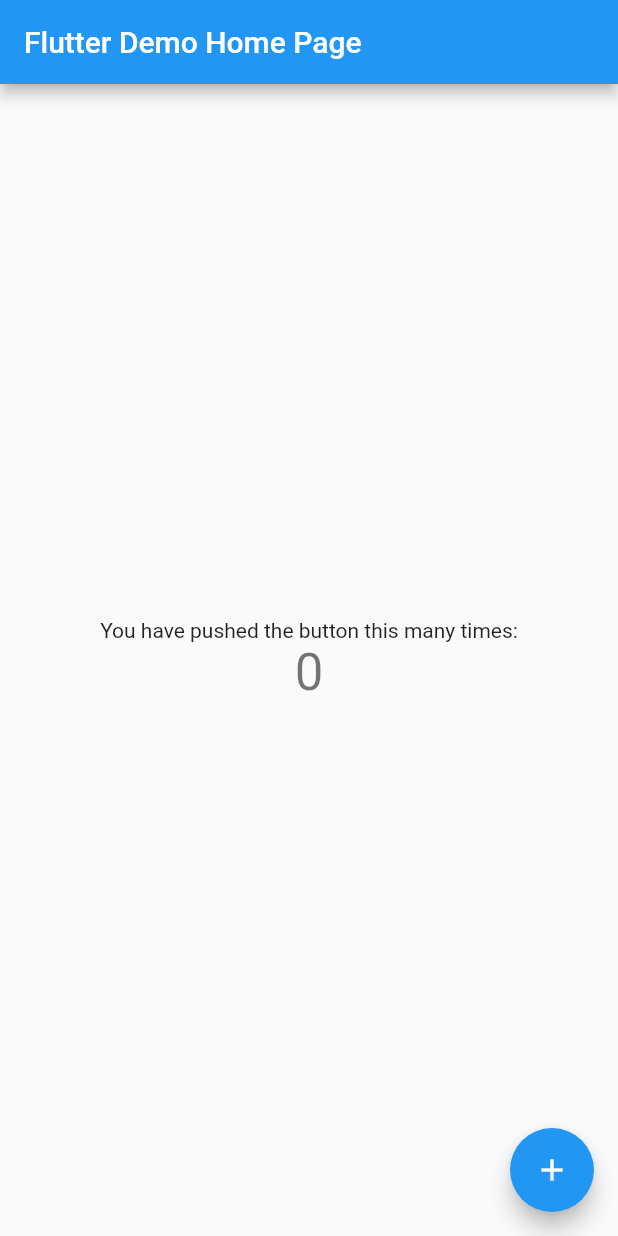
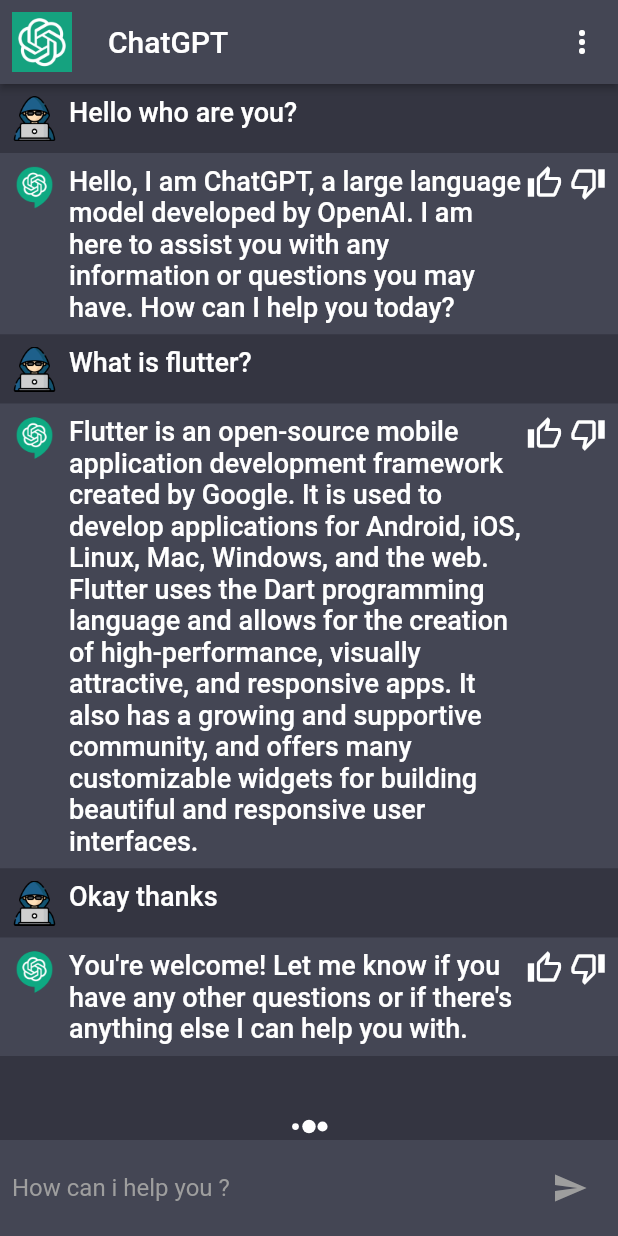
Before and after one commit to handezVN/Flutter-ChatGPT, a Flutter app: the screen it shows after launch, on a phone screen of 412 x 824 dp. Run offline on Flutter 3.47's test engine with Material 2 defaults, Android fonts, the light colour scheme and no system bars; our stand-ins replace flutter_spinkit.

Commit message:
UI of chat box

```diff
--- /dev/null
+++ b/lib/constants/constants.dart
@@ -0,0 +1,34 @@
+import 'package:flutter/material.dart';
+
+Color scaffoldBackgroundColor = const Color(0xFF343541);
+Color cardColor = const Color(0xFF444654);
+
+final chatMessages = [
+  {
+    "msg": "Hello who are you?",
+    "chatIndex": 0,
+  },
+  {
+    "msg":
+        "Hello, I am ChatGPT, a large language model developed by OpenAI. I am here to assist you with any information or questions you may have. How can I help you today?",
+    "chatIndex": 1,
+  },
+  {
+    "msg": "What is flutter?",
+    "chatIndex": 0,
+  },
+  {
+    "msg":
+        "Flutter is an open-source mobile application development framework created by Google. It is used to develop applications for Android, iOS, Linux, Mac, Windows, and the web. Flutter uses the Dart programming language and allows for the creation of high-performance, visually attractive, and responsive apps. It also has a growing and supportive community, and offers many customizable widgets for building beautiful and responsive user interfaces.",
+    "chatIndex": 1,
+  },
+  {
+    "msg": "Okay thanks",
+    "chatIndex": 0,
+  },
+  {
+    "msg":
+        "You're welcome! Let me know if you have any other questions or if there's anything else I can help you with.",
+    "chatIndex": 1,
+  },
+];
--- a/lib/main.dart
+++ b/lib/main.dart
@@ -1,4 +1,7 @@
 import 'package:flutter/material.dart';
+
+import 'constants/constants.dart';
+import 'screens/chat_screen.dart';
 
 void main() {
   runApp(const MyApp());
@@ -12,104 +15,13 @@
   Widget build(BuildContext context) {
     return MaterialApp(
       title: 'Flutter Demo',
+      debugShowCheckedModeBanner: false,
       theme: ThemeData(
-        // This is the theme of your application.
-        //
-        // Try running your application with "flutter run". You'll see the
-        // application has a blue toolbar. Then, without quitting the app, try
-        // changing the primarySwatch below to Colors.green and then invoke
-        // "hot reload" (press "r" in the console where you ran "flutter run",
-        // or simply save your changes to "hot reload" in a Flutter IDE).
-        // Notice that the counter didn't reset back to zero; the application
-        // is not restarted.
-        primarySwatch: Colors.blue,
-      ),
-      home: const MyHomePage(title: 'Flutter Demo Home Page'),
+          scaffoldBackgroundColor: scaffoldBackgroundColor,
+          appBarTheme: AppBarTheme(
+            color: cardColor,
+          )),
+      home: const ChatScreen(),
     );
   }
 }
-
-class MyHomePage extends StatefulWidget {
-  const MyHomePage({super.key, required this.title});
-
-  // This widget is the home page of your application. It is stateful, meaning
-  // that it has a State object (defined below) that contains fields that affect
-  // how it looks.
-
-  // This class is the configuration for the state. It holds the values (in this
-  // case the title) provided by the parent (in this case the App widget) and
-  // used by the build method of the State. Fields in a Widget subclass are
-  // always marked "final".
-
-  final String title;
-
-  @override
-  State<MyHomePage> createState() => _MyHomePageState();
-}
-
-class _MyHomePageState extends State<MyHomePage> {
-  int _counter = 0;
-
-  void _incrementCounter() {
-    setState(() {
-      // This call to setState tells the Flutter framework that something has
-      // changed in this State, which causes it to rerun the build method below
-      // so that the display can reflect the updated values. If we changed
-      // _counter without calling setState(), then the build method would not be
-      // called again, and so nothing would appear to happen.
-      _counter++;
-    });
-  }
-
-  @override
-  Widget build(BuildContext context) {
-    // This method is rerun every time setState is called, for instance as done
-    // by the _incrementCounter method above.
-    //
-    // The Flutter framework has been optimized to make rerunning build methods
-    // fast, so that you can just rebuild anything that needs updating rather
-    // than having to individually change instances of widgets.
-    return Scaffold(
-      appBar: AppBar(
-        // Here we take the value from the MyHomePage object that was created by
-        // the App.build method, and use it to set our appbar title.
-        title: Text(widget.title),
-      ),
-      body: Center(
-        // Center is a layout widget. It takes a single child and positions it
-        // in the middle of the parent.
-        child: Column(
-          // Column is also a layout widget. It takes a list of children and
-          // arranges them vertically. By default, it sizes itself to fit its
-          // children horizontally, and tries to be as tall as its parent.
-          //
-          // Invoke "debug painting" (press "p" in the console, choose the
-          // "Toggle Debug Paint" action from the Flutter Inspector in Android
-          // Studio, or the "Toggle Debug Paint" command in Visual Studio Code)
-          // to see the wireframe for each widget.
-          //
-          // Column has various properties to control how it sizes itself and
-          // how it positions its children. Here we use mainAxisAlignment to
-          // center the children vertically; the main axis here is the vertical
-          // axis because Columns are vertical (the cross axis would be
-          // horizontal).
-          mainAxisAlignment: MainAxisAlignment.center,
-          children: <Widget>[
-            const Text(
-              'You have pushed the button this many times:',
-            ),
-            Text(
-              '$_counter',
-              style: Theme.of(context).textTheme.headlineMedium,
-            ),
-          ],
-        ),
-      ),
-      floatingActionButton: FloatingActionButton(
-        onPressed: _incrementCounter,
-        tooltip: 'Increment',
-        child: const Icon(Icons.add),
-      ), // This trailing comma makes auto-formatting nicer for build methods.
-    );
-  }
-}
--- /dev/null
+++ b/lib/screens/chat_screen.dart
@@ -0,0 +1,107 @@
+import 'package:chatgpt_mobile/constants/constants.dart';
+import 'package:chatgpt_mobile/widgets/chat_widget.dart';
+import 'package:flutter/material.dart';
+import 'package:flutter/src/widgets/container.dart';
+import 'package:flutter/src/widgets/framework.dart';
+import 'package:flutter_spinkit/flutter_spinkit.dart';
+
+import '../services/assets_manager.dart';
+
+class ChatScreen extends StatefulWidget {
+  const ChatScreen({super.key});
+
+  @override
+  State<ChatScreen> createState() => _ChatScreenState();
+}
+
+class _ChatScreenState extends State<ChatScreen> {
+  final bool _isTyping = true;
+
+  late TextEditingController textEditingController;
+  @override
+  void initState() {
+    // TODO: implement initState
+    textEditingController = TextEditingController();
+    super.initState();
+  }
+
+  @override
+  void dispose() {
+    // TODO: implement dispose
+    textEditingController.dispose();
+    super.dispose();
+  }
+
+  @override
+  Widget build(BuildContext context) {
+    return Scaffold(
+      appBar: AppBar(
+        elevation: 2,
+        leading: Padding(
+          padding: const EdgeInsets.all(8.0),
+          child: Image.asset(AssetsManager.openaiLogo),
+        ),
+        title: Text('ChatGPT '),
+        actions: [
+          IconButton(
+              onPressed: () {},
+              icon: Icon(
+                Icons.more_vert_rounded,
+                color: Colors.white,
+              ))
+        ],
+      ),
+      body: SafeArea(
+          child: Column(
+        children: [
+          Flexible(
+            child: ListView.builder(
+                itemCount: 6,
+                itemBuilder: (context, index) {
+                  return ChatWidget(
+                    chatIndex:
+                        int.parse(chatMessages[index]["chatIndex"].toString()),
+                    msg: chatMessages[index]["msg"].toString(),
+                  );
+                }),
+          ),
+          if (_isTyping) ...[
+            const SpinKitThreeBounce(
+              color: Colors.white,
+              size: 18,
+            ),
+            Material(
+              color: cardColor,
+              child: Padding(
+                padding: const EdgeInsets.all(8.0),
+                child: Row(
+                  children: [
+                    Expanded(
+                      child: TextField(
+                        style: const TextStyle(color: Colors.white),
+                        controller: textEditingController,
+                        onSubmitted: (value) {
+                          // Todo send message
+                        },
+                        decoration: const InputDecoration.collapsed(
+                            hintText: "How can i help you ?",
+                            hintStyle: TextStyle(color: Colors.grey)),
+                      ),
+                    ),
+                    IconButton(
+                      onPressed: () {},
+                      icon: const Icon(
+                        Icons.send,
+                        color: Colors.grey,
+                      ),
+                    )
+                  ],
+                ),
+              ),
+            )
+          ]
+        ],
+      )),
+    );
+  }
+}
--- /dev/null
+++ b/lib/services/assets_manager.dart
@@ -0,0 +1,6 @@
+class AssetsManager {
+  static String imagePath = "assets/images";
+  static String userImage = "$imagePath/person.png";
+  static String botImage = "$imagePath/chat_logo.png";
+  static String openaiLogo = "$imagePath/openai_logo.jpg";
+}
--- /dev/null
+++ b/lib/widgets/chat_widget.dart
@@ -0,0 +1,54 @@
+import 'package:chatgpt_mobile/constants/constants.dart';
+import 'package:chatgpt_mobile/services/assets_manager.dart';
+import 'package:chatgpt_mobile/widgets/text_widget.dart';
+import 'package:flutter/material.dart';
+import 'package:flutter/src/widgets/framework.dart';
+import 'package:flutter/src/widgets/placeholder.dart';
+
+class ChatWidget extends StatelessWidget {
+  const ChatWidget({super.key, required this.msg, required this.chatIndex});
+  final String msg;
+  final int chatIndex;
+  @override
+  Widget build(BuildContext context) {
+    return Column(
+      children: [
+        Material(
+          color: chatIndex == 0 ? scaffoldBackgroundColor : cardColor,
+          child: Padding(
+            padding: const EdgeInsets.all(8.0),
+            child: Row(
+              crossAxisAlignment: CrossAxisAlignment.start,
+              children: [
+                (Image.asset(
+                  chatIndex == 0
+                      ? AssetsManager.userImage
+                      : AssetsManager.botImage,
+                  height: 30,
+                  width: 30,
+                )),
+                const SizedBox(
+                  width: 8,
+                ),
+                Expanded(child: TextWidget(label: msg)),
+                chatIndex == 0
+                    ? const SizedBox.shrink()
+                    : Row(
+                        children: [
+                          Icon(Icons.thumb_up_off_alt_outlined,
+                              color: Colors.white),
+                          SizedBox(
+                            width: 5,
+                          ),
+                          Icon(Icons.thumb_down_off_alt_outlined,
+                              color: Colors.white),
+                        ],
+                      )
+              ],
+            ),
+          ),
+        )
+      ],
+    );
+  }
+}
--- /dev/null
+++ b/lib/widgets/text_widget.dart
@@ -0,0 +1,28 @@
+import 'package:flutter/material.dart';
+
+class TextWidget extends StatelessWidget {
+  const TextWidget(
+      {Key? key,
+      required this.label,
+      this.fontSize = 18,
+      this.color,
+      this.fontWeight})
+      : super(key: key);
+
+  final String label;
+  final double fontSize;
+  final Color? color;
+  final FontWeight? fontWeight;
+  @override
+  Widget build(BuildContext context) {
+    return Text(
+      label,
+      // textAlign: TextAlign.justify,
+      style: TextStyle(
+        color: color ?? Colors.white,
+        fontSize: fontSize,
+        fontWeight: fontWeight ?? FontWeight.w500,
+      ),
+    );
+  }
+}
--- a/pubspec.yaml
+++ b/pubspec.yaml
@@ -64,7 +64,8 @@
     # assets:
     #   - images/a_dot_burr.jpeg
     #   - images/a_dot_ham.jpeg
-
+    assets:
+        - assets/images/
     # An image asset can refer to one or more resolution-specific "variants", see
     # https://flutter.dev/assets-and-images/#resolution-aware
 
```
Also changed, not shown: assets/images/chat_logo.png (added), assets/images/openai_logo.jpg (added), assets/images/person.png (added).
